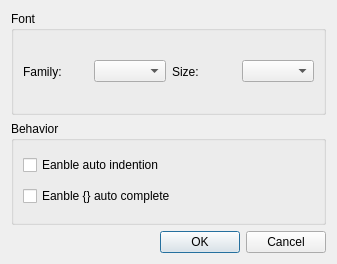
The window that src/plugins/syntaxeditor/configdialog.ui (Gerasina1981/liteide.liteide) describes before a commit, drawn with Qt 5.
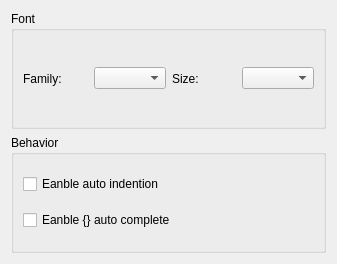
The same window after the commit.

```diff
--- a/src/plugins/syntaxeditor/configdialog.ui
+++ b/src/plugins/syntaxeditor/configdialog.ui
@@ -66,16 +66,6 @@
      </layout>
     </widget>
    </item>
-   <item>
-    <widget class="QDialogButtonBox" name="buttonBox">
-     <property name="orientation">
-      <enum>Qt::Horizontal</enum>
-     </property>
-     <property name="standardButtons">
-      <set>QDialogButtonBox::Cancel|QDialogButtonBox::Ok</set>
-     </property>
-    </widget>
-   </item>
   </layout>
  </widget>
  <resources/>
```
Left out of the diff: 35 changed lines with no effect on the pictures.
